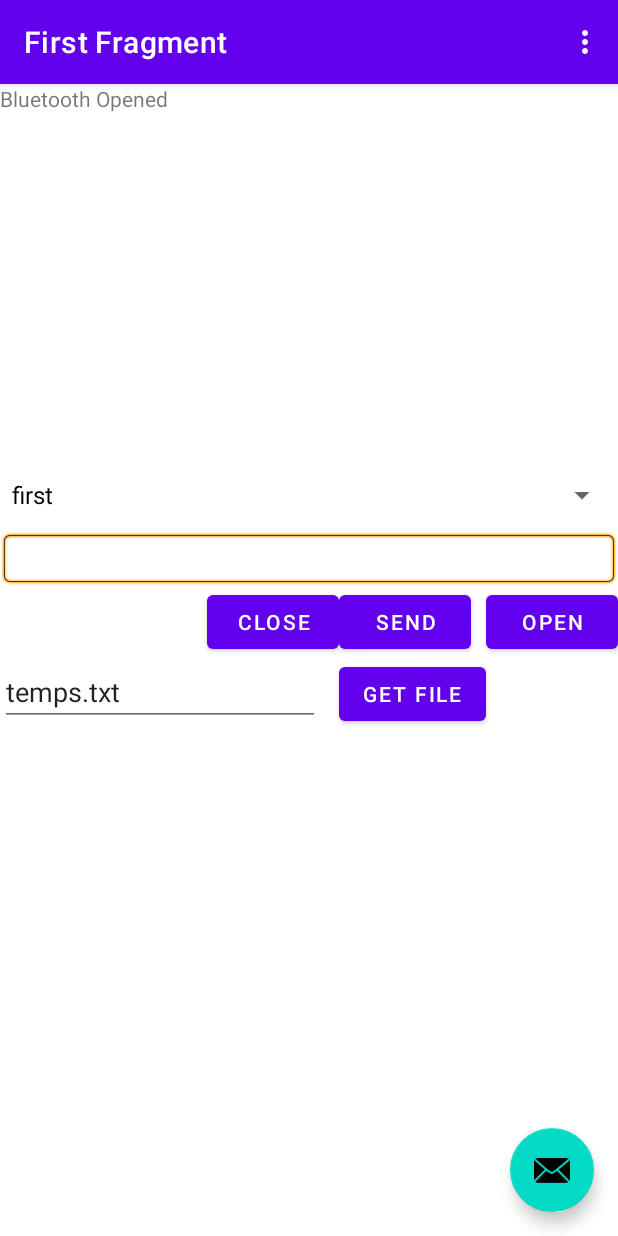
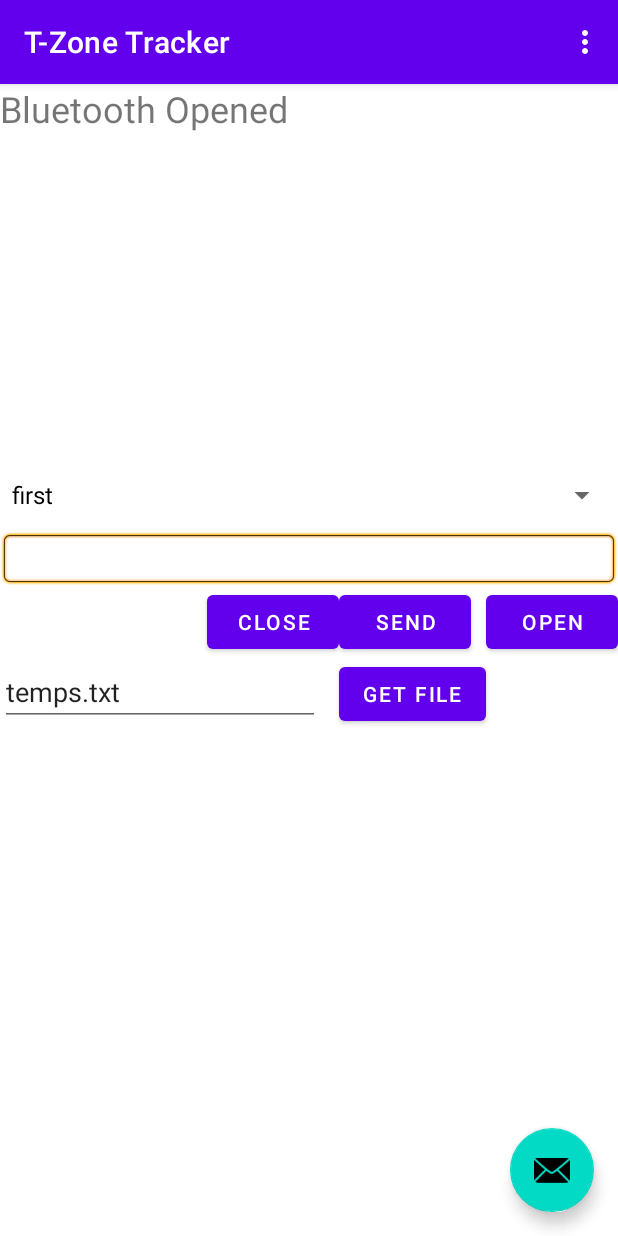
Before and after one commit to raddevus/SoBtEx, an Android app: the screen it shows after launch (MainActivity), after a tap on "OPEN", on a phone screen of 412 x 824 dp. Run offline under Robolectric (Android 15) with nearby library versions, the phone set to English and light mode, and no system bars; our stand-ins replace navigation-ui; 3 statements that could not run were skipped.

Commit message:
I discovered what was causing the issue where retrieving file was crashing program -- it was the size of the read buffer (1024), which was being exceeded by the file that was retrieved.  For a quick fix I simply increased it to 50,000. That means the new max size for the temperature file is 50000 bytes at this time.  I'll do some work which will archive the file on the Arduino SD Card when they are retrieved and then it would take a long time to exceed that size.  I also increased the size of the font in TextView for messages returned from Arduino.

```diff
--- a/app/src/main/java/app/actionmobile/sobtex/FirstFragment.kt
+++ b/app/src/main/java/app/actionmobile/sobtex/FirstFragment.kt
@@ -121,6 +121,7 @@ class FirstFragment : Fragment() {
                 }
 
             } catch (ex: IOException) {
+                Log.i("FirstFrag", ex.message.toString())
             }
         })
         //Open Button
@@ -193,9 +194,13 @@ class FirstFragment : Fragment() {
         //val handler : Handler//= Handler()
         // Changed following line from 10 (/n newline) to CR (13) to
         val delimiter: Byte = 13 //This is the ASCII code for a newline character
+
         stopWorker = false
         readBufferPosition = 0
-        readBuffer = ByteArray(1024)
+            // only need read buffer to be larger if you're retrieving a file
+        readBuffer = ByteArray(50000)
+        //readBuffer = ByteArray(1024)
+
         workerThread = Thread {
             while (!Thread.currentThread().isInterrupted && !stopWorker) {
                 try {
@@ -204,10 +209,10 @@ class FirstFragment : Fragment() {
                         Log.i("FirstFrag", "bytesAvail : " + bytesAvailable.toString())
                         val packetBytes = ByteArray(bytesAvailable)
                         mmInputStream?.read(packetBytes)
-                        Log.i("FirstFrag", packetBytes.toString())
+
                         for (i in 0 until bytesAvailable) {
                             val b = packetBytes[i]
-                            Log.i("FirstFrag", "b :" + b.toString())
+                            //Log.i("FirstFrag", "b :" + b.toString())
                             if (b == delimiter) {
                                 val encodedBytes = ByteArray(readBufferPosition)
                                 System.arraycopy(
@@ -221,6 +226,7 @@ class FirstFragment : Fragment() {
                                 readBufferPosition = 0
                                 if (isRetrievingFile) {
                                     Handler(Looper.getMainLooper()).postDelayed({
+                                        Log.i("FirstFrag", "Calling writeFile...")
                                         var msg = writeFileExternalStorage(encodedBytes)
                                         myLabel?.text = msg
                                     }, 10)
@@ -238,6 +244,7 @@ class FirstFragment : Fragment() {
                         }
                     }
                 } catch (ex: IOException) {
+                    Log.i("FirstFrag", ex.message.toString())
                     stopWorker = true
                 }
             }
--- a/app/src/main/res/layout/fragment_first.xml
+++ b/app/src/main/res/layout/fragment_first.xml
@@ -9,7 +9,8 @@
         android:id="@+id/label"
         android:layout_width="match_parent"
         android:layout_height="250dp"
-        android:text="TextView" />
+        android:text="TextView"
+        android:textSize="24sp" />
     <Spinner
         android:id="@+id/btDeviceSpinner"
         android:layout_width="match_parent"
--- a/app/src/main/res/values/strings.xml
+++ b/app/src/main/res/values/strings.xml
@@ -2,7 +2,7 @@
     <string name="app_name">SoBtEx</string>
     <string name="action_settings">Settings</string>
     <!-- Strings used for fragments for navigation -->
-    <string name="first_fragment_label">First Fragment</string>
+    <string name="first_fragment_label">T-Zone Tracker</string>
     <string name="second_fragment_label">Second Fragment</string>
     <string name="next">Next</string>
     <string name="previous">Previous</string>
```
